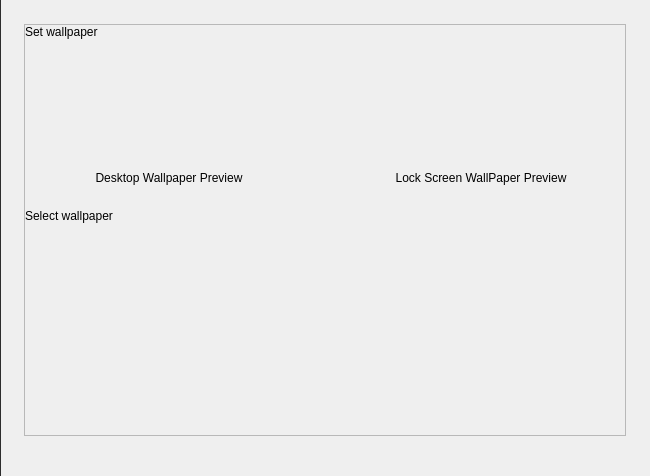
Qt form src/pages/wallpaper/wallpaper.ui (openeuler-mirror/kiran-control-panel) before a commit.
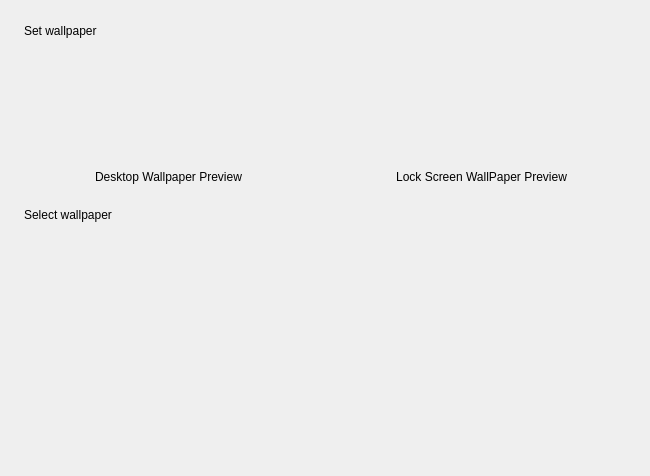
The same form after that commit.

Commit message:
fix(*):fix segment error when update wallpaper and fix the title position in themes and wallpaper
- 修复更新壁纸时的段错误，修复主题和壁纸中的标题位置

What changed in the file:
```diff
--- a/src/pages/wallpaper/wallpaper.ui
+++ b/src/pages/wallpaper/wallpaper.ui
@@ -14,60 +14,33 @@
    <string>Form</string>
   </property>
   <property name="styleSheet">
-   <string notr="true">#Wallpaper{border-left:1px solid #2d2d2d;}</string>
+   <string notr="true"/>
   </property>
   <layout class="QVBoxLayout" name="verticalLayout">
    <property name="spacing">
-    <number>0</number>
+    <number>24</number>
    </property>
    <property name="leftMargin">
-    <number>0</number>
+    <number>24</number>
    </property>
    <property name="topMargin">
-    <number>0</number>
+    <number>24</number>
    </property>
    <property name="rightMargin">
-    <number>0</number>
+    <number>24</number>
    </property>
    <property name="bottomMargin">
-    <number>0</number>
+    <number>40</number>
    </property>
    <item>
     <widget class="QStackedWidget" name="stackedWidget_Wallpaper">
+     <property name="lineWidth">
+      <number>0</number>
+     </property>
      <property name="currentIndex">
       <number>0</number>
      </property>
      <widget class="QWidget" name="page_setting">
-      <layout class="QVBoxLayout" name="verticalLayout_10">
-       <property name="spacing">
-        <number>24</number>
-       </property>
-       <property name="leftMargin">
-        <number>24</number>
-       </property>
-       <property name="topMargin">
-        <number>24</number>
-       </property>
-       <property name="rightMargin">
-        <number>24</number>
-       </property>
-       <property name="bottomMargin">
-        <number>40</number>
-       </property>
-       <item>
-        <widget class="QScrollArea" name="scrollArea">
-         <property name="widgetResizable">
-          <bool>true</bool>
-         </property>
-         <widget class="QWidget" name="scrollAreaWidgetContents_wp">
-          <property name="geometry">
-           <rect>
-            <x>0</x>
-            <y>0</y>
-            <width>600</width>
-            <height>410</height>
-           </rect>
-          </property>
           <layout class="QVBoxLayout" name="verticalLayout_2">
            <property name="spacing">
             <number>24</number>
@@ -211,17 +184,13 @@
              <property name="sizeHint" stdset="0">
               <size>
                <width>20</width>
-               <height>140</height>
+           <height>151</height>
               </size>
              </property>
             </spacer>
            </item>
           </layout>
          </widget>
-        </widget>
-       </item>
-      </layout>
-     </widget>
      <widget class="QWidget" name="page_selector">
       <layout class="QVBoxLayout" name="verticalLayout_5">
        <property name="spacing">
```
Left out of the diff: 8 changed lines with no effect on the pictures. Lines whose indentation alone changed are shown as unchanged. The commit also changes 6 other files.
